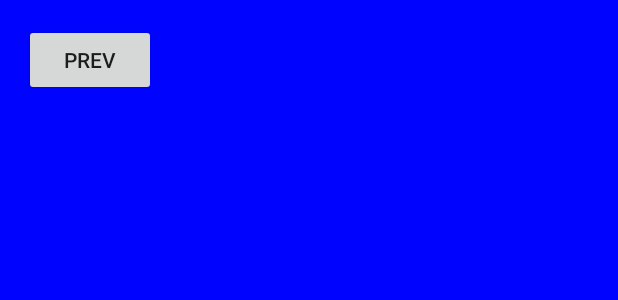
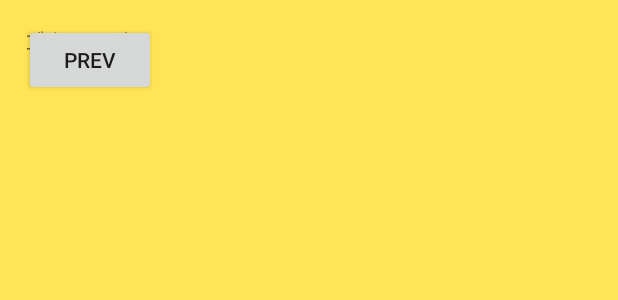
Before and after one commit to OnePoundSteak/OnePoundSteakProject, an Android app: the layout fragment_preview.xml on its own in the app's theme, with its tools: preview values and no code run, on a phone screen of 412 x 824 dp. Shown: the top 300 px of the screen. Run offline under Robolectric (Android 15) with nearby library versions, the phone set to English and light mode, and no system bars.

```diff
--- a/app/src/main/java/honda/onepoundsteakproject/SpotInf.java
+++ b/app/src/main/java/honda/onepoundsteakproject/SpotInf.java
@@ -1,14 +1,9 @@
 package honda.onepoundsteakproject;
 public class SpotInf {
-
 	public String name;
-    //地名
 	public double lat;
-	//latitude
     public double lng;
-	//longitude
     public double rate;
-	//評価値
 
 	public  SpotInf(String name, double lat, double lng, double rate){
         this.name = name;
--- a/app/src/main/java/honda/onepoundsteakproject/ViewActivity.java
+++ b/app/src/main/java/honda/onepoundsteakproject/ViewActivity.java
@@ -18,7 +18,6 @@ public class ViewActivity extends FragmentActivity {
             FragmentTransaction fragmentTransaction = getSupportFragmentManager().beginTransaction();
             fragmentTransaction.add(R.id.contents, fragment);
             fragmentTransaction.commit();
-
         }
 
     }
--- a/app/src/main/java/honda/onepoundsteakproject/ViewActivityFragment.java
+++ b/app/src/main/java/honda/onepoundsteakproject/ViewActivityFragment.java
@@ -14,6 +14,7 @@ import android.view.ViewGroup;
 public class ViewActivityFragment extends Fragment {
 
     public ViewActivityFragment() {
+
     }
 
     @Override
--- a/app/src/main/res/layout/fragment_preview.xml
+++ b/app/src/main/res/layout/fragment_preview.xml
@@ -6,7 +6,13 @@
     android:paddingTop="@dimen/activity_vertical_margin"
     android:paddingBottom="@dimen/activity_vertical_margin"
     tools:context="com.example.ain.tabitomo.ViewActivityFragment"
-    android:background="#0004FF">
+    android:background="#FFE455">
+
+    <TextView
+        android:id = "@+id/spotTitleText"
+        android:text = "ゴウランガ！"
+        android:layout_width="wrap_content"
+        android:layout_height="wrap_content" />
 
     <Button
         android:id="@+id/button"
```
Also changed, not shown: app/src/main/java/honda/onepoundsteakproject/PreviewActivityFragment.java (+89 -3 lines).
